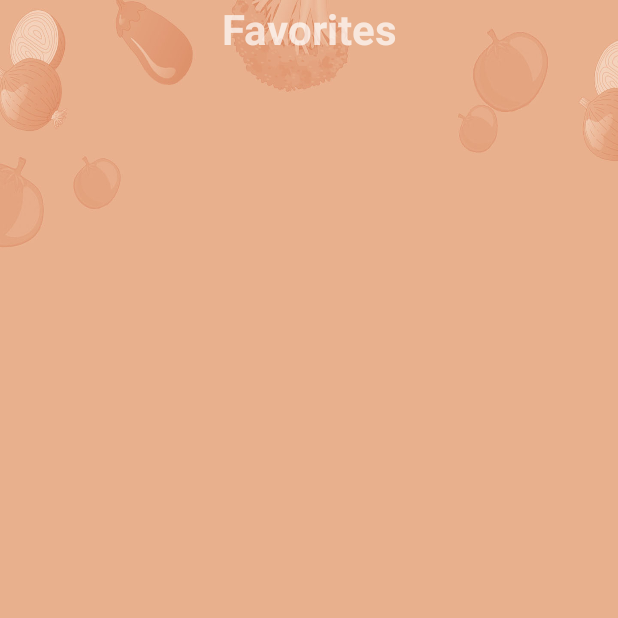
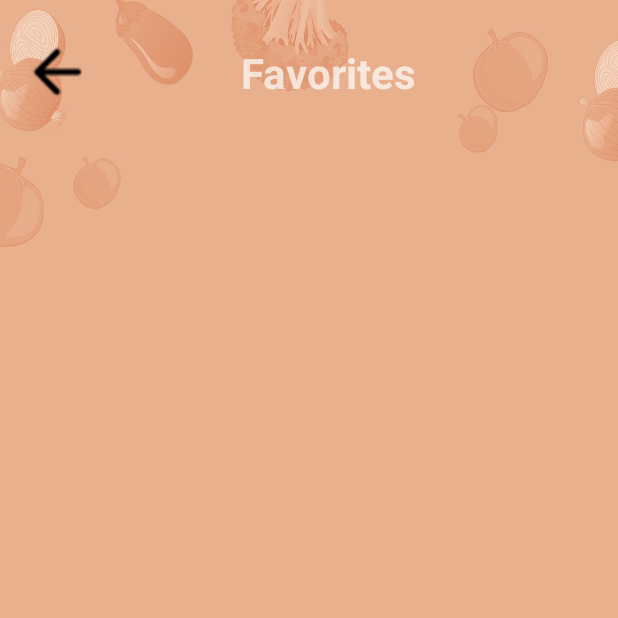
Before and after one commit to athvag/DiscoverYourChef, an Android app: the FavoritesPage screen opened directly, with no data from a screen before it, on a phone screen of 412 x 824 dp, the top half of it. Run offline under Robolectric (Android 15) with nearby library versions, the phone set to English and light mode, and no system bars; our stand-ins replace Firebase (no records; nobody signed in at launch, a user with empty details on screens opened directly); network calls fail.

Commit message:
Added backbutton to favorites, added message for back click

```diff
--- a/app/src/main/java/com/team1/discoveryourchef/Favorites/FavoritesPage.java
+++ b/app/src/main/java/com/team1/discoveryourchef/Favorites/FavoritesPage.java
@@ -3,6 +3,7 @@ package com.team1.discoveryourchef.Favorites;
 import android.content.Intent;
 import android.os.Bundle;
 import android.view.View;
+import android.widget.ImageView;
 import android.widget.Toast;
 
 import androidx.annotation.NonNull;
@@ -28,6 +29,7 @@ import java.util.List;
 public class FavoritesPage extends AppCompatActivity implements FavoritesCallback {
     FirebaseFirestore db = FirebaseFirestore.getInstance();
     RecyclerView recyclerView;
+    ImageView back;
 
     private FavoritesAdapter favoritesSimpleAdapter;
 
@@ -61,6 +63,14 @@ public class FavoritesPage extends AppCompatActivity implements FavoritesCallbac
         links.clear();
         recipeID.clear();
         createRecyclerView();
+        back = findViewById(R.id.favorites_backButton);
+
+        back.setOnClickListener(new View.OnClickListener() {
+            @Override
+            public void onClick(View v) {
+                onBackPressed();
+            }
+        });
 
     }
 
@@ -151,7 +161,6 @@ public class FavoritesPage extends AppCompatActivity implements FavoritesCallbac
     //Decide what happens on each item of the recyclerview clicked
     @Override
     public void onItemClicked(View view, String name, Integer calories, String image, String ingredients,String links,Boolean isFavorite,String recipeID) {
-        Toast.makeText(this, "Clicked: "+ name + calories + image + ingredients, Toast.LENGTH_SHORT).show();
         Intent gotoRecipe = new Intent(FavoritesPage.this, RecipesPage.class);
         gotoRecipe.putExtra("recipeName",name);
         gotoRecipe.putExtra("recipeCalories",calories);
--- a/app/src/main/java/com/team1/discoveryourchef/Home.java
+++ b/app/src/main/java/com/team1/discoveryourchef/Home.java
@@ -235,4 +235,9 @@ public class Home extends AppCompatActivity implements View.OnClickListener, Rec
         startActivity(gotoRecipe);
 
     }
+
+    @Override
+    public void onBackPressed() {
+        Toast.makeText(Home.this, "Use the \"Logout\" option from the user menu to logout", Toast.LENGTH_SHORT).show();
+    }
 }
--- a/app/src/main/res/layout/activity_favorites.xml
+++ b/app/src/main/res/layout/activity_favorites.xml
@@ -12,11 +12,28 @@
         android:layout_width="wrap_content"
         android:layout_height="wrap_content"
         android:text="Favorites"
-        app:layout_constraintLeft_toLeftOf="parent"
+        app:layout_constraintLeft_toLeftOf="@id/favorites_backButton"
         app:layout_constraintTop_toTopOf="parent"
         app:layout_constraintRight_toRightOf="parent"
+        app:layout_constraintBottom_toBottomOf="@id/favorites_backButton"
+        android:layout_marginTop="36dp"
         android:textSize="28sp"
         android:textStyle="bold"/>
+    <ImageView
+        android:id="@+id/favorites_backButton"
+        android:layout_width="wrap_content"
+        android:layout_height="wrap_content"
+        app:tint="@color/black"
+        android:background="?attr/selectableItemBackground"
+        android:clickable="true"
+        android:scaleX="2"
+        android:scaleY="2"
+        android:layout_marginTop="36dp"
+        android:layout_marginLeft="26dp"
+        android:src="@drawable/ic_round_arrow_back_24"
+        app:layout_constraintTop_toTopOf="parent"
+        app:layout_constraintLeft_toLeftOf="parent"
+        />
 
 
     <androidx.recyclerview.widget.RecyclerView
```
